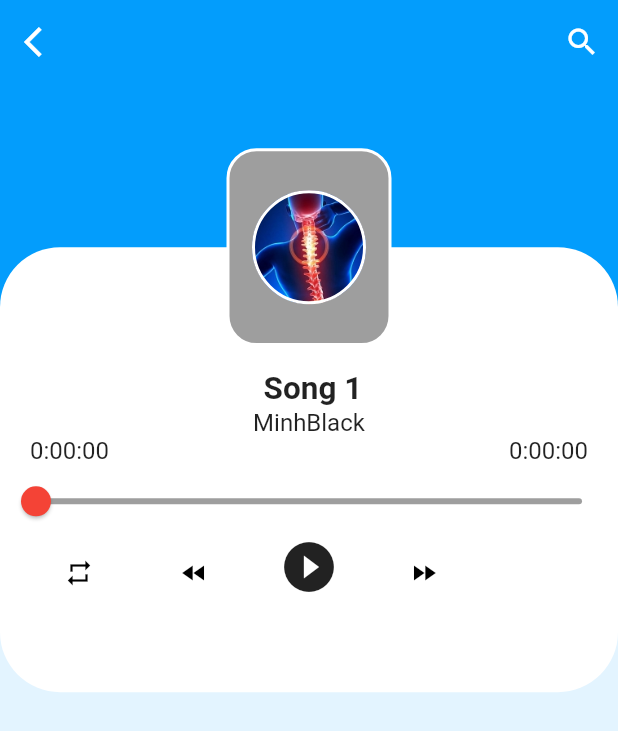
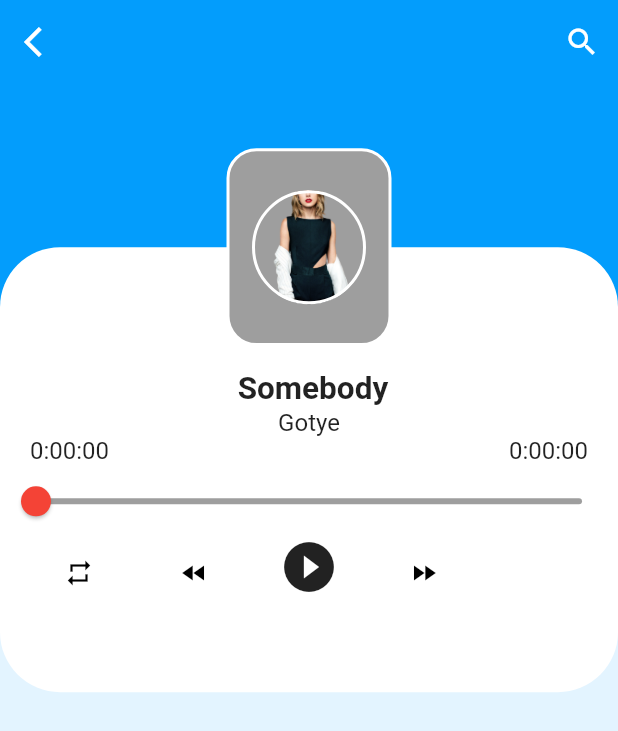
Before and after one commit to cubo142/Online_Music_Player, a Flutter app: the MyHomePage screen opened by its route, after a tap on "4.5", on a phone screen of 412 x 824 dp. Shown: the top 731 px of the screen. Run offline on Flutter 3.47's test engine with Material 2 defaults, Android fonts, the phone set to English and light mode, and no system bars; our stand-ins replace audioplayers, cloud_firestore, firebase_auth, firebase_core, fluttertoast; accounts and stored records are empty.

Commit message:
bottom navigation

```diff
--- a/lib/assets/json/songs.json
+++ b/lib/assets/json/songs.json
@@ -1,9 +1,9 @@
 [
     {
         "rating": "4.5",
-        "title":" Song 1",
-        "text":"MinhBlack",
-        "img":"lib/assets/img/populartemp.jpeg",
+        "title":" Somebody",
+        "text":"Gotye",
+        "img":"lib/assets/img/taylor.png",
         "audio":"https://tainhacmienphi.biz/get/song/api/8708"
     },
     {
--- a/lib/data_manager/data_manager.dart
+++ b/lib/data_manager/data_manager.dart
@@ -0,0 +1,22 @@
+import 'package:cloud_firestore/cloud_firestore.dart';
+
+class DatabaseManager {
+  final CollectionReference songsList =
+      FirebaseFirestore.instance.collection('songs');
+
+
+  Future getSongsList() async {
+    List itemList=[];
+    try {
+      await songsList.get().then((querySnapshot) {
+        querySnapshot.docs.forEach((e) {
+          itemList.add(e.data);
+        });
+      });
+      return itemList;
+    } catch (e) {
+      print(e.toString());
+      return null;
+    }
+  }
+}
--- a/lib/my_home_page.dart
+++ b/lib/my_home_page.dart
@@ -1,6 +1,8 @@
 import 'dart:convert';
 import 'package:flutter/material.dart';
+import 'package:online_music_player/data_manager/data_manager.dart';
 import 'package:online_music_player/detail_audio_page.dart';
+import 'package:online_music_player/my_playlist_page.dart';
 import 'app_colors.dart' as AppColors;
 import 'my_tabs.dart';
 
@@ -18,6 +20,21 @@ class _MyHomePageState extends State<MyHomePage>
   List? songs;
   ScrollController? _scrollController;
   TabController? _tabController;
+  List songsList = [];
+  int _selectedIndex = 0;
+  PageController pageController = PageController();
+
+  //fetch dc data nhưng tạm chưa render dc
+  List? playList = [];
+
+  void onTapped(int index){
+    setState(() {
+      _selectedIndex = index;
+    });
+    pageController.jumpToPage(index);
+  }
+
+
 
   ReadData() async {
     await DefaultAssetBundle.of(context)
@@ -39,9 +56,21 @@ class _MyHomePageState extends State<MyHomePage>
   @override
   void initState() {
     super.initState();
+    fetchDataList();
     _tabController = TabController(length: 3, vsync: this);
     _scrollController = ScrollController();
     ReadData();
+  }
+
+  fetchDataList() async {
+    dynamic result = await DatabaseManager().getSongsList();
+    if (result == null) {
+      print("unable to retrieve data");
+    } else {
+      setState(() {
+        songsList = result;
+      });
+    }
   }
 
   @override
@@ -50,7 +79,10 @@ class _MyHomePageState extends State<MyHomePage>
         color: AppColors.background,
         child: SafeArea(
           child: Scaffold(
-              body: Column(
+              body: PageView(
+                controller: pageController,
+                children: [
+                  Column(
                   children: [
                     SizedBox(
                       height: 10,
@@ -75,50 +107,50 @@ class _MyHomePageState extends State<MyHomePage>
                     SizedBox(
                       height: 10,
                     ),
-              Row(
-                children: [
-                  Container(
-                      margin: const EdgeInsets.only(left: 20),
-                      child:
-                          Text("Popular Song", style: TextStyle(fontSize: 30)))
-                ],
-              ),
-              SizedBox(
-                height: 10,
-              ),
-              Container(
-                  height: 180,
-                  child: Stack(
-                    children: [
-                      Positioned(
-                          top: 0,
-                          left: -20,
-                          right: 0,
-                          child: Container(
-                              height: 180,
-                              child: PageView.builder(
-                                  controller:
-                                      PageController(viewportFraction: 0.8),
-                                  itemCount: popularSongs == null
-                                      ? 0
-                                      : popularSongs?.length,
-                                  itemBuilder: (_, i) {
-                                    return Container(
-                                      height: 180,
-                                      width: MediaQuery.of(context).size.width,
-                                      margin: const EdgeInsets.only(right: 10),
-                                      decoration: BoxDecoration(
-                                          borderRadius:
-                                              BorderRadius.circular(15),
-                                          image: DecorationImage(
-                                            image: AssetImage(
-                                                popularSongs?[i]["img"]),
-                                            fit: BoxFit.fill,
-                                          )),
-                                    );
-                                  })))
-                    ],
-                  )),
+                    // Row(
+                    //   children: [
+                    //     Container(
+                    //         margin: const EdgeInsets.only(left: 20),
+                    //         child:
+                    //         Text("Popular Song", style: TextStyle(fontSize: 30)))
+                    //   ],
+                    // ),
+                    // SizedBox(
+                    //   height: 10,
+                    // ),
+                    // Container(
+                    //     height: 180,
+                    //     child: Stack(
+                    //       children: [
+                    //         Positioned(
+                    //             top: 0,
+                    //             left: -20,
+                    //             right: 0,
+                    //             child: Container(
+                    //                 height: 180,
+                    //                 child: PageView.builder(
+                    //                     controller:
+                    //                     PageController(viewportFraction: 0.8),
+                    //                     itemCount: popularSongs == null
+                    //                         ? 0
+                    //                         : popularSongs?.length,
+                    //                     itemBuilder: (_, i) {
+                    //                       return Container(
+                    //                         height: 180,
+                    //                         width: MediaQuery.of(context).size.width,
+                    //                         margin: const EdgeInsets.only(right: 10),
+                    //                         decoration: BoxDecoration(
+                    //                             borderRadius:
+                    //                             BorderRadius.circular(15),
+                    //                             image: DecorationImage(
+                    //                               image: AssetImage(
+                    //                                   popularSongs?[i]["img"]),
+                    //                               fit: BoxFit.fill,
+                    //                             )),
+                    //                       );
+                    //                     })))
+                    //       ],
+                    //     )),
                     Expanded(
                         child: NestedScrollView(
                             controller: _scrollController,
@@ -129,7 +161,7 @@ class _MyHomePageState extends State<MyHomePage>
                                   pinned: true,
                                   backgroundColor: AppColors.sliverBackground,
                                   bottom: PreferredSize(
-                              preferredSize: Size.fromHeight(50),
+                                    preferredSize: Size.fromHeight(30),
                                     child: Container(
                                       margin:
                                       const EdgeInsets.only(bottom: 20, left: 20),
@@ -174,8 +206,13 @@ class _MyHomePageState extends State<MyHomePage>
                                     itemBuilder: (_, i) {
                                       return GestureDetector(
                                         onTap: () {
-                                    Navigator.push(context,
-                                        MaterialPageRoute(builder: (context)=> DetailAudioPage(songsData: songs,index:i)));
+                                          Navigator.push(
+                                              context,
+                                              MaterialPageRoute(
+                                                  builder: (context) =>
+                                                      DetailAudioPage(
+                                                          songsData: songs,
+                                                          index: i)));
                                         },
                                         child: Container(
                                           margin: const EdgeInsets.only(
@@ -229,8 +266,10 @@ class _MyHomePageState extends State<MyHomePage>
                                                               Text(
                                                                 songs?[i]["rating"],
                                                                 style: TextStyle(
-                                                              color: AppColors
-                                                                  .menu2Color),
+                                                                    color: AppColors.menu2Color,
+
+
+                                                                ),
                                                               ),
                                                             ],
                                                           ),
@@ -243,7 +282,10 @@ class _MyHomePageState extends State<MyHomePage>
                                                                 fontSize: 16,
                                                                 fontFamily: "Avenir",
                                                                 fontWeight:
-                                                              FontWeight.bold),
+                                                                FontWeight.bold,
+                                                            ),
+                                                            overflow: TextOverflow.ellipsis,
+
                                                           ),
                                                           SizedBox(
                                                             height: 5,
@@ -282,7 +324,17 @@ class _MyHomePageState extends State<MyHomePage>
                                                             Alignment.center,
                                                           )
                                                         ],
-                                                )
+                                                      ),
+                                                      SizedBox(
+                                                        width: 75,
+                                                      ),
+                                                      IconButton(
+                                                        onPressed: () {
+                                                          // playList?.add(songs?[i]);
+                                                          // print(playList.toString());
+                                                        },
+                                                        icon: Icon(Icons.add),
+                                                      ),
                                                     ],
                                                   ))),
                                         ),
@@ -505,7 +557,19 @@ class _MyHomePageState extends State<MyHomePage>
                               ],
                             )))
                   ],
-          )),
+                ),
+                  MyPlayListPage(),
+                ],
+              ),
+              bottomNavigationBar: BottomNavigationBar(items: <BottomNavigationBarItem>[
+                BottomNavigationBarItem(icon: Icon(Icons.home), label:'Home'),
+                BottomNavigationBarItem(icon: Icon(Icons.music_note), label:'PlayList'),
+              ],
+              currentIndex: _selectedIndex,
+              onTap: onTapped,
+              )
+
+          ),
         ));
   }
 }
--- a/lib/my_playlist_page.dart
+++ b/lib/my_playlist_page.dart
@@ -0,0 +1,16 @@
+import 'package:flutter/cupertino.dart';
+import 'package:flutter/material.dart';
+import 'package:online_music_player/detail_audio_page.dart';
+import 'app_colors.dart' as AppColors;
+
+class MyPlayListPage extends StatelessWidget {
+  const MyPlayListPage({Key? key}) : super(key: key);
+  static const routeName = '/myplaylist';
+
+
+  @override
+  Widget build(BuildContext context) {
+
+    return Container();
+  }
+}
--- a/lib/routes.dart
+++ b/lib/routes.dart
@@ -2,9 +2,11 @@ import 'package:flutter/cupertino.dart';
 import 'package:online_music_player/detail_audio_page.dart';
 import 'package:online_music_player/login/login_page.dart';
 import 'package:online_music_player/my_home_page.dart';
+import 'package:online_music_player/my_playlist_page.dart';
 
 final Map<String, WidgetBuilder> route = {
   DetailAudioPage.routeName: (context) => DetailAudioPage(),
   MyHomePage.routeName: (context) => MyHomePage(),
   LoginPage.routeName: (context) => LoginPage(),
+  MyPlayListPage.routeName: (context) => MyPlayListPage(),
 };
--- a/pubspec.yaml
+++ b/pubspec.yaml
@@ -39,6 +39,7 @@ dependencies:
   # Firebase auth and firebase core
   firebase_core: ^1.16.0
   firebase_auth: ^3.3.17
+  cloud_firestore: ^3.1.14
 dev_dependencies:
   flutter_test:
     sdk: flutter
```
Also changed, not shown: lib/assets/img/gotye.png (added), pubspec.lock, 1 other file. Lines whose indentation alone changed are shown as unchanged.
